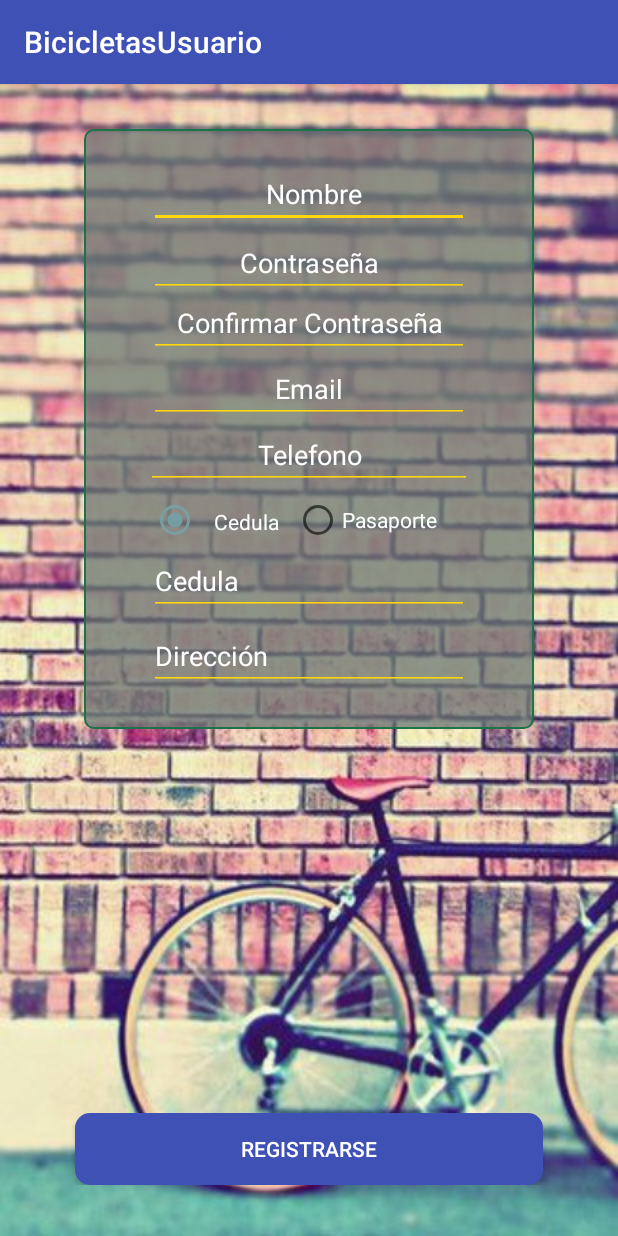
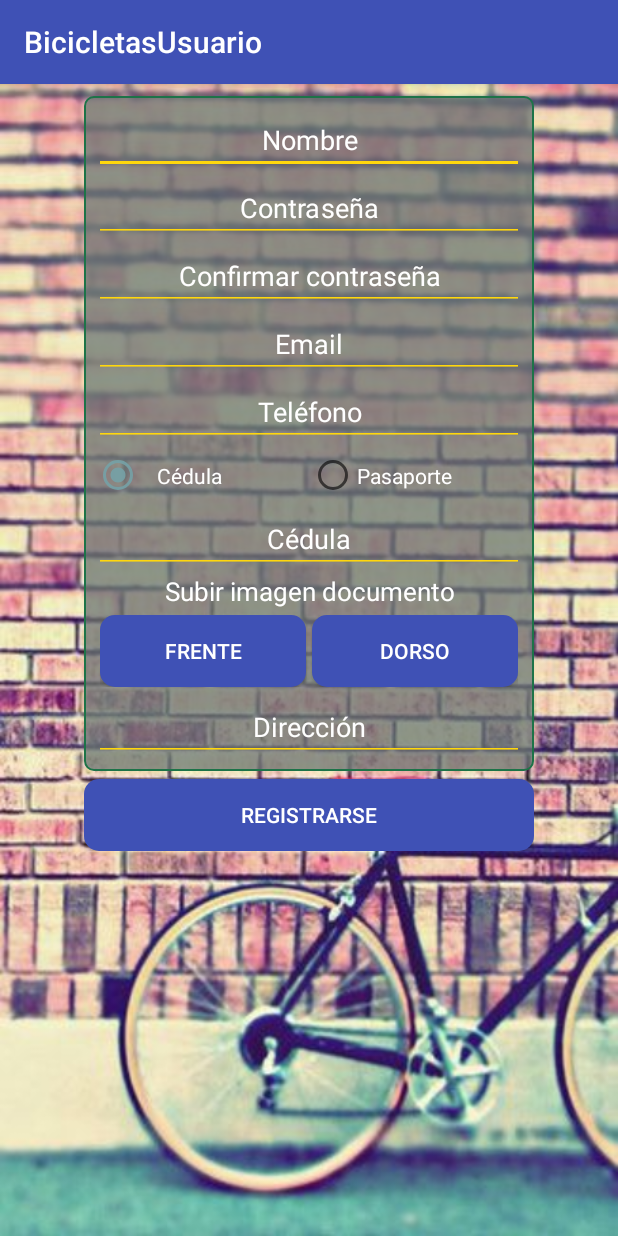
Before and after one commit to briangomez2016/BicicletasUsuario, an Android app: the RegistroUsuario screen opened directly, with no data from a screen before it, on a phone screen of 412 x 824 dp. Run offline under Robolectric (Android 15) with nearby library versions, the phone set to English and light mode, and no system bars; our stand-ins replace ButterKnife.

Commit message:
boton para img en registro

```diff
--- a/app/src/main/java/com/example/brian/bicicletasusuario/ApiCliente/ApiCliente.java
+++ b/app/src/main/java/com/example/brian/bicicletasusuario/ApiCliente/ApiCliente.java
@@ -8,7 +8,7 @@ import retrofit2.converter.gson.GsonConverterFactory;
 
 public class ApiCliente {
 
-        public static final String BASE_URL = "http://192.168.10.59/BackEndMoviles/public/";
+        public static final String BASE_URL = "http://192.168.1.2/BackEndMoviles/public/";
         private static Retrofit retrofit = null;
 
 
--- a/app/src/main/java/com/example/brian/bicicletasusuario/RegistroUsuario.java
+++ b/app/src/main/java/com/example/brian/bicicletasusuario/RegistroUsuario.java
@@ -1,7 +1,10 @@
 package com.example.brian.bicicletasusuario;
 
 import android.content.Intent;
+import android.graphics.Bitmap;
+import android.net.Uri;
 import android.os.Bundle;
+import android.provider.MediaStore;
 import android.support.annotation.Nullable;
 import android.support.design.widget.TextInputLayout;
 import android.support.v7.app.AppCompatActivity;
@@ -15,6 +18,7 @@ import android.view.KeyEvent;
 import android.view.View;
 import android.widget.Button;
 import android.widget.EditText;
+import android.widget.ImageView;
 import android.widget.ProgressBar;
 import android.widget.RadioButton;
 import android.widget.RadioGroup;
@@ -25,6 +29,9 @@ import com.example.brian.bicicletasusuario.ApiCliente.ApiCliente;
 import com.example.brian.bicicletasusuario.ApiInterface.ApiInterface;
 import com.example.brian.bicicletasusuario.ApiInterface.RespuestaUsuario;
 import com.google.firebase.iid.FirebaseInstanceId;
+
+import java.io.FileNotFoundException;
+import java.io.IOException;
 
 import butterknife.BindView;
 import butterknife.ButterKnife;
@@ -59,6 +66,19 @@ public class RegistroUsuario extends AppCompatActivity {
     Button btnRegistrarse;
     @BindView(R.id.pbRegistrarse)
     ProgressBar pbRegistrarse;
+    @BindView(R.id.btnFrente)
+    Button btnFrente;
+    @BindView(R.id.btnDorso)
+    Button btnDorso;
+    @BindView(R.id.frenteSeleccionado)
+    ImageView frenteSeleccionado;
+    @BindView(R.id.dorsoSeleccionado)
+    ImageView dorsoSeleccionado;
+    Bitmap imgFrente = null;
+    Bitmap imgDorso = null;
+
+    boolean frente = false;
+    boolean dorso = false;
 
     public void Registrarse(View v) {
 
@@ -72,25 +92,25 @@ public class RegistroUsuario extends AppCompatActivity {
         final String cedula = documento.getText().toString();
         final String pasaporte = documento.getText().toString();
         final String passconf = passConfir.getText().toString();
-        if(nom.isEmpty()){
+        if (nom.isEmpty()) {
             nombre.setError("Se debe ingresar un nombre");
         }
-        if(em.isEmpty()){
+        if (em.isEmpty()) {
             email.setError("Se debe ingresar un email");
         }
-        if(telefono.isEmpty()){
+        if (telefono.isEmpty()) {
             tel.setError("Se debe ingresar un nombre");
         }
-        if(password.isEmpty()){
+        if (password.isEmpty()) {
             pass.setError("Se debe ingresar un contraseña");
         }
-        if(passconf.isEmpty()){
+        if (passconf.isEmpty()) {
             passConfir.setError("Se debe confirmar la contraseña");
         }
-        if(dir.isEmpty()){
+        if (dir.isEmpty()) {
             direccion.setError("Se debe confirmar la contraseña");
         }
-        if(cedula.isEmpty() || pasaporte.isEmpty()){
+        if (cedula.isEmpty() || pasaporte.isEmpty()) {
             documento.setError("Se debe ingresar algo");
         }
 
@@ -141,8 +161,8 @@ public class RegistroUsuario extends AppCompatActivity {
                             });
                         }
 
+                    }
                 }
-            }
 
                 @Override
                 public void onFailure(Call<RespuestaUsuario> call, Throwable t) {
@@ -183,6 +203,7 @@ public class RegistroUsuario extends AppCompatActivity {
             @Override
             public void beforeTextChanged(CharSequence s, int start, int count, int after) {
             }
+
             @Override
             public void onTextChanged(CharSequence s, int start, int before, int count) {
                 if (s.length() != 0) {
@@ -193,10 +214,61 @@ public class RegistroUsuario extends AppCompatActivity {
                     }
                 }
             }
+
             @Override
             public void afterTextChanged(Editable s) {
 
             }
         });
+
+        btnFrente.setOnClickListener(new View.OnClickListener() {
+            @Override
+            public void onClick(View v) {
+                frente = true;
+                startActivityForResult(new Intent(Intent.ACTION_PICK, android.provider.MediaStore.Images.Media.INTERNAL_CONTENT_URI), GET_FROM_GALLERY);
+            }
+        });
+
+        btnDorso.setOnClickListener(new View.OnClickListener() {
+            @Override
+            public void onClick(View v) {
+                dorso = true;
+                startActivityForResult(new Intent(Intent.ACTION_PICK, android.provider.MediaStore.Images.Media.INTERNAL_CONTENT_URI), GET_FROM_GALLERY);
+            }
+        });
+
+
+    }
+
+    public static final int GET_FROM_GALLERY = 0;
+
+    @Override
+    protected void onActivityResult(int requestCode, int resultCode, Intent data) {
+        super.onActivityResult(requestCode, resultCode, data);
+
+        //Detects request codes
+        if (requestCode == GET_FROM_GALLERY && resultCode == this.RESULT_OK) {
+            Uri selectedImage = data.getData();
+            Bitmap bitmap = null;
+            try {
+                bitmap = MediaStore.Images.Media.getBitmap(this.getContentResolver(), selectedImage);
+                if (frente && bitmap != null) {
+                    imgFrente = bitmap;
+                    frenteSeleccionado.setVisibility(View.VISIBLE);
+                }
+                if (dorso && bitmap != null) {
+                    imgDorso = bitmap;
+                    dorsoSeleccionado.setVisibility(View.VISIBLE);
+                }
+            } catch (FileNotFoundException e) {
+                // TODO Auto-generated catch block
+                e.printStackTrace();
+            } catch (IOException e) {
+                // TODO Auto-generated catch block
+                e.printStackTrace();
+            }
+        }
+        dorso = false;
+        frente = false;
     }
 }
--- /dev/null
+++ b/app/src/main/res/drawable/ic_check_verde.xml
@@ -0,0 +1,5 @@
+<vector android:height="30dp" android:tint="#36D100"
+    android:viewportHeight="24.0" android:viewportWidth="24.0"
+    android:width="30dp" xmlns:android="http://schemas.android.com/apk/res/android">
+    <path android:fillColor="#FF000000" android:pathData="M9,16.17L4.83,12l-1.42,1.41L9,19 21,7l-1.41,-1.41z"/>
+</vector>
--- a/app/src/main/res/layout/registro.xml
+++ b/app/src/main/res/layout/registro.xml
@@ -1,204 +1,219 @@
 <?xml version="1.0" encoding="utf-8"?>
-<android.support.constraint.ConstraintLayout xmlns:android="http://schemas.android.com/apk/res/android"
-    xmlns:app="http://schemas.android.com/apk/res-auto"
-    xmlns:tools="http://schemas.android.com/tools"
+<LinearLayout xmlns:android="http://schemas.android.com/apk/res/android"
     android:layout_width="match_parent"
     android:layout_height="match_parent"
-    android:background="@drawable/registrar">
+    android:background="@drawable/registrar"
+    android:isScrollContainer="true"
+    android:layout_gravity="center_vertical"
+    android:orientation="vertical">
 
-
-    <android.support.constraint.ConstraintLayout
-        android:id="@+id/constraintLayout"
+    <LinearLayout
         android:layout_width="300dp"
-        android:layout_height="400dp"
-        android:layout_marginTop="30dp"
+        android:layout_height="wrap_content"
+        android:layout_gravity="center"
+        android:layout_marginTop="8dp"
         android:background="@drawable/registro"
-        app:layout_constraintEnd_toEndOf="parent"
-        app:layout_constraintHorizontal_bias="0.5"
-        app:layout_constraintStart_toStartOf="parent"
-        app:layout_constraintTop_toTopOf="parent">
+        android:orientation="vertical">
 
         <EditText
             android:id="@+id/nombre"
-            android:layout_width="wrap_content"
-            android:layout_height="39dp"
-            android:layout_marginTop="20dp"
+            android:layout_width="match_parent"
+            android:layout_height="wrap_content"
             android:backgroundTint="#ffd70d"
-            android:ems="10"
             android:gravity="center"
             android:hint="@string/nombre"
             android:inputType="textPersonName"
             android:paddingLeft="10dp"
-            android:paddingStart="10dp"
-            android:textColorHint="#fff"
-            app:layout_constraintEnd_toEndOf="parent"
-            app:layout_constraintHorizontal_bias="0.502"
-            app:layout_constraintStart_toStartOf="parent"
-            app:layout_constraintTop_toTopOf="parent" />
+            android:paddingRight="10dp"
+            android:textColorHint="#fff" />
 
         <EditText
             android:id="@+id/pass"
-            android:layout_width="wrap_content"
+            android:layout_width="match_parent"
             android:layout_height="wrap_content"
-            android:layout_marginTop="60dp"
             android:backgroundTint="#ffd70d"
-            android:ems="10"
             android:gravity="center"
             android:hint="@string/pass"
             android:inputType="textPassword"
-            android:textColorHint="#fff"
-            app:layout_constraintEnd_toEndOf="parent"
-            app:layout_constraintHorizontal_bias="0.502"
-            app:layout_constraintStart_toStartOf="parent"
-            app:layout_constraintTop_toTopOf="parent" />
+            android:paddingLeft="10dp"
+            android:paddingRight="10dp"
+            android:textColorHint="#fff" />
 
         <EditText
             android:id="@+id/passConfir"
-            android:layout_width="wrap_content"
+            android:layout_width="match_parent"
             android:layout_height="wrap_content"
-            android:layout_marginTop="100dp"
             android:backgroundTint="#ffd70d"
-            android:ems="10"
             android:gravity="center"
             android:hint="@string/confir"
-
             android:inputType="textPassword"
-            android:textColorHint="#fff"
-            app:layout_constraintEnd_toEndOf="parent"
-            app:layout_constraintHorizontal_bias="0.502"
-            app:layout_constraintStart_toStartOf="parent"
-            app:layout_constraintTop_toTopOf="parent" />
+            android:textColorHint="#fff" />
 
 
         <EditText
             android:id="@+id/email"
-            android:layout_width="wrap_content"
-            android:layout_height="39dp"
-            android:layout_marginTop="150dp"
+            android:layout_width="match_parent"
+            android:layout_height="wrap_content"
             android:backgroundTint="#ffd70d"
-            android:ems="10"
             android:gravity="center"
             android:hint="@string/email"
             android:inputType="textEmailAddress"
-            android:textColorHint="#fff"
-            app:layout_constraintEnd_toEndOf="parent"
-            app:layout_constraintHorizontal_bias="0.502"
-            app:layout_constraintStart_toStartOf="parent"
-            app:layout_constraintTop_toTopOf="parent" />
+            android:textColorHint="#fff" />
 
         <EditText
             android:id="@+id/telefono"
-            android:layout_width="217dp"
-            android:layout_height="43dp"
-            android:layout_marginTop="190dp"
+            android:layout_width="match_parent"
+            android:layout_height="wrap_content"
             android:backgroundTint="#ffd70d"
             android:ems="10"
             android:gravity="center"
             android:hint="@string/telefono"
             android:inputType="phone"
-            android:textColorHint="#fff"
-            app:layout_constraintEnd_toEndOf="parent"
-            app:layout_constraintStart_toStartOf="parent"
-            app:layout_constraintTop_toTopOf="parent" />
-
+            android:textColorHint="#fff" />
 
         <RadioGroup
             android:id="@+id/group"
-            android:layout_width="214dp"
-            android:layout_height="37dp"
-            android:layout_marginTop="235dp"
+            android:layout_width="match_parent"
+            android:layout_height="wrap_content"
             android:gravity="center"
             android:onClick="onRadioButtonClicked"
-            android:orientation="horizontal"
-            app:layout_constraintEnd_toEndOf="parent"
-            app:layout_constraintStart_toStartOf="parent"
-            app:layout_constraintTop_toTopOf="parent">
+            android:orientation="horizontal">
 
             <RadioButton
                 android:id="@+id/ci"
-                android:layout_width="wrap_content"
-                android:layout_height="wrap_content"
+                android:layout_width="match_parent"
+                android:layout_height="match_parent"
+                android:layout_weight="1"
                 android:checked="true"
                 android:padding="10dp"
                 android:text="@string/ci"
                 android:textColor="#fff" />
 
-
             <RadioButton
                 android:id="@+id/pasaporte"
-                android:layout_width="115dp"
-                android:layout_height="wrap_content"
+                android:layout_width="match_parent"
+                android:layout_height="match_parent"
+                android:layout_weight="1"
                 android:text="@string/pasaporte"
                 android:textColor="#fff" />
-
         </RadioGroup>
 
         <EditText
             android:id="@+id/documento"
-            android:layout_width="wrap_content"
-            android:layout_height="42dp"
-            android:layout_marginBottom="8dp"
-            android:layout_marginTop="275dp"
+            android:layout_width="match_parent"
+            android:layout_height="wrap_content"
             android:backgroundTint="#ffd70d"
-            android:ems="10"
+            android:gravity="center"
             android:hint="@string/cedula"
             android:inputType="number"
             android:maxLength="8"
-            android:textColorHint="#fff"
-            app:layout_constraintEnd_toEndOf="parent"
-            app:layout_constraintStart_toStartOf="parent"
-            app:layout_constraintTop_toTopOf="parent" />
+            android:textColorHint="#fff" />
+
+        <LinearLayout
+            android:layout_width="match_parent"
+            android:layout_height="wrap_content"
+            android:orientation="vertical">
+
+            <TextView
+                android:layout_width="match_parent"
+                android:layout_height="wrap_content"
+                android:layout_weight="1"
+                android:gravity="center"
+                android:text="Subir imagen documento"
+                android:textColor="#fff"
+                android:textSize="17sp" />
+
+            <LinearLayout
+                android:layout_width="match_parent"
+                android:layout_height="wrap_content"
+                android:padding="4dp">
+
+                <LinearLayout
+                    android:layout_width="match_parent"
+                    android:layout_height="match_parent"
+                    android:layout_weight="1"
+                    android:orientation="vertical">
+
+                    <Button
+                        android:id="@+id/btnFrente"
+                        android:layout_width="match_parent"
+                        android:layout_height="wrap_content"
+                        android:layout_marginRight="2dp"
+                        android:background="@drawable/fondo_primary_round"
+                        android:text="Frente"
+                        android:textColor="@color/white" />
+
+                    <ImageView
+                        android:id="@+id/frenteSeleccionado"
+                        android:layout_width="wrap_content"
+                        android:layout_height="wrap_content"
+                        android:layout_gravity="center"
+                        android:background="@drawable/ic_check_verde"
+                        android:visibility="gone" />
+                </LinearLayout>
+
+                <LinearLayout
+                    android:layout_width="match_parent"
+                    android:layout_height="match_parent"
+                    android:layout_weight="1"
+                    android:orientation="vertical">
+
+                    <Button
+                        android:id="@+id/btnDorso"
+                        android:layout_width="match_parent"
+                        android:layout_height="wrap_content"
+                        android:layout_marginLeft="2dp"
+                        android:background="@drawable/fondo_primary_round"
+                        android:text="Dorso"
+                        android:textColor="@color/white" />
+
+                    <ImageView
+                        android:id="@+id/dorsoSeleccionado"
+                        android:layout_width="wrap_content"
+                        android:layout_height="wrap_content"
+                        android:layout_gravity="center"
+                        android:background="@drawable/ic_check_verde"
+                        android:visibility="gone" />
+                </LinearLayout>
+
+            </LinearLayout>
+        </LinearLayout>
 
         <EditText
             android:id="@+id/direccion"
-            android:layout_width="wrap_content"
-            android:layout_height="42dp"
-            android:layout_marginBottom="8dp"
-            android:layout_marginTop="325dp"
+            android:layout_width="match_parent"
+            android:layout_height="wrap_content"
             android:backgroundTint="#ffd70d"
-            android:ems="10"
+            android:gravity="center"
             android:hint="@string/direccion"
             android:inputType="textPersonName"
-            android:textColorHint="#fff"
-            app:layout_constraintEnd_toEndOf="parent"
-            app:layout_constraintStart_toStartOf="parent"
-            app:layout_constraintTop_toTopOf="parent" />
-
-    </android.support.constraint.ConstraintLayout>
+            android:textColorHint="#fff" />
+    </LinearLayout>
 
     <LinearLayout
-        android:layout_width="match_parent"
+        android:layout_width="300dp"
         android:layout_height="wrap_content"
+        android:layout_gravity="center"
         android:orientation="vertical"
-        android:gravity="center"
-        android:paddingTop="5dp"
         android:paddingBottom="5dp"
-        app:layout_constraintBottom_toBottomOf="parent"
-        app:layout_constraintEnd_toEndOf="parent"
-        app:layout_constraintStart_toStartOf="parent"
-        app:layout_constraintTop_toTopOf="parent"
-        app:layout_constraintVertical_bias=".96">
+        android:paddingTop="5dp">
 
         <Button
             android:id="@+id/btnRegistrarse"
             android:layout_width="match_parent"
             android:layout_height="match_parent"
             android:background="@drawable/fondo_primary_round"
-            android:layout_marginLeft="50dp"
-            android:layout_marginRight="50dp"
             android:onClick="Registrarse"
             android:text="@string/ok"
-            android:visibility="visible"
-            android:textColor="#fff" />
+            android:textColor="#fff"
+            android:visibility="visible" />
 
         <ProgressBar
             android:id="@+id/pbRegistrarse"
             style="@style/progressBarIS"
             android:layout_width="match_parent"
             android:layout_height="match_parent"
-            android:layout_marginLeft="50dp"
-            android:layout_marginRight="50dp"
             android:background="@drawable/fondo_primary_round"
             android:visibility="gone" />
     </LinearLayout>
-</android.support.constraint.ConstraintLayout>
+</LinearLayout>
--- a/app/src/main/res/values/strings.xml
+++ b/app/src/main/res/values/strings.xml
@@ -1,18 +1,18 @@
 <resources>
     <string name="app_name">BicicletasUsuario</string>
     <string name="pass">Contraseña</string>
-    <string name="confir">Confirmar Contraseña</string>
+    <string name="confir">Confirmar contraseña</string>
     <string name="nombre">Nombre</string>
     <string name="email">Email</string>
-    <string name="telefono">Telefono</string>
-    <string name="ci">Cedula</string>
+    <string name="telefono">Teléfono</string>
+    <string name="ci">Cédula</string>
     <string name="pasaporte">Pasaporte</string>
     <string name="documento" />
     <string name="img">Foto</string>
     <string name="textview">TextView</string>
     <string name="alquibici"><u>Alquilar bicicleta</u></string>
     <string name="ok">Registrarse</string>
-    <string name="cedula">Cedula</string>
+    <string name="cedula">Cédula</string>
     <string name="usuario">Usuario</string>
     <string name="contrase_a">Contraseña</string>
     <string name="falta_usuario_contraseña">Ingrese usuario y contraseña</string>
```
